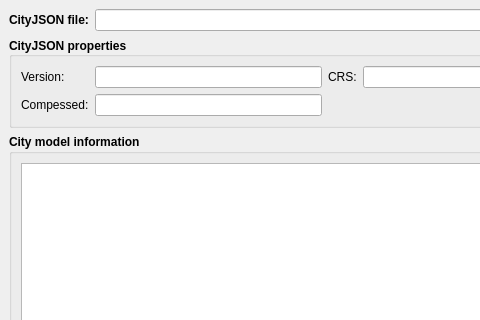
Before: the Qt Designer form gui/cityjson_loader_dialog_base.ui in cityjson/cityjson-qgis-plugin, drawn with Qt 5; both pictures show x 0 to 480 and y 0 to 320 of the 696 by 559 pixel window.
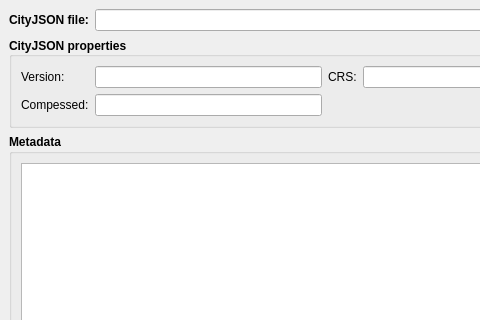
After: the same form once the commit is applied. Custom widgets are drawn as their Qt base class.

Commit message: Change GUI name to be metadata 😅

```diff
--- a/gui/cityjson_loader_dialog_base.ui
+++ b/gui/cityjson_loader_dialog_base.ui
@@ -213,7 +213,7 @@
           </font>
          </property>
          <property name="title">
-          <string>City model information</string>
+          <string>Metadata</string>
          </property>
          <layout class="QVBoxLayout" name="verticalLayout_3">
           <item>
```
